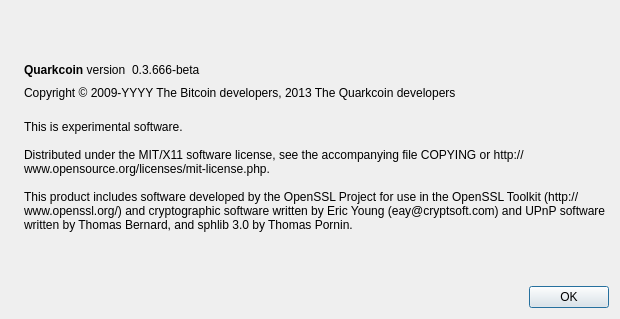
quark-project/quark, file src/qt/forms/aboutdialog.ui: the form before one commit.
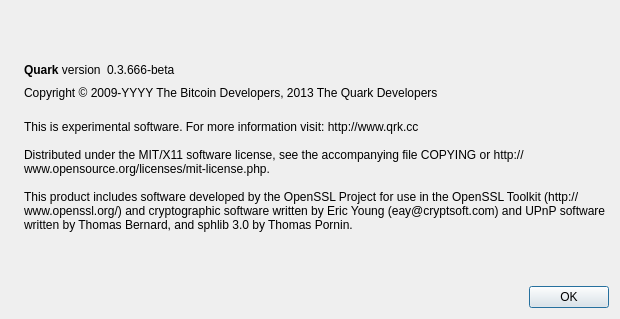
The form after the commit. Icons and pictures are not drawn.

Commit message: Quarkcoin to Quark transition in Qt

Diff of the .ui file:
```diff
--- a/src/qt/forms/aboutdialog.ui
+++ b/src/qt/forms/aboutdialog.ui
@@ -50,7 +50,7 @@
           <cursorShape>IBeamCursor</cursorShape>
          </property>
          <property name="text">
-          <string>&lt;html&gt;&lt;head/&gt;&lt;body&gt;&lt;p&gt;&lt;span style=&quot; font-weight:600;&quot;&gt;Quarkcoin&lt;/span&gt; version&lt;/p&gt;&lt;/body&gt;&lt;/html&gt;</string>
+          <string>&lt;html&gt;&lt;head/&gt;&lt;body&gt;&lt;p&gt;&lt;span style=&quot; font-weight:600;&quot;&gt;Quark&lt;/span&gt; version&lt;/p&gt;&lt;/body&gt;&lt;/html&gt;</string>
          </property>
          <property name="textInteractionFlags">
           <set>Qt::LinksAccessibleByMouse|Qt::TextSelectableByKeyboard|Qt::TextSelectableByMouse</set>
@@ -91,7 +91,7 @@
         <cursorShape>IBeamCursor</cursorShape>
        </property>
        <property name="text">
-        <string notr="true">Copyright &amp;copy; 2009-YYYY The Bitcoin developers, 2013 The Quarkcoin developers</string>
+        <string notr="true">Copyright &amp;copy; 2009-YYYY The Bitcoin Developers, 2013 The Quark Developers</string>
        </property>
        <property name="textFormat">
         <enum>Qt::RichText</enum>
@@ -108,7 +108,7 @@
        </property>
        <property name="text">
         <string>
-This is experimental software.
+This is experimental software. For more information visit: http://www.qrk.cc
 
 Distributed under the MIT/X11 software license, see the accompanying file COPYING or http://www.opensource.org/licenses/mit-license.php.
 
```
Left out of the diff: 2 changed lines with no effect on the pictures. The commit also changes 75 other files.
